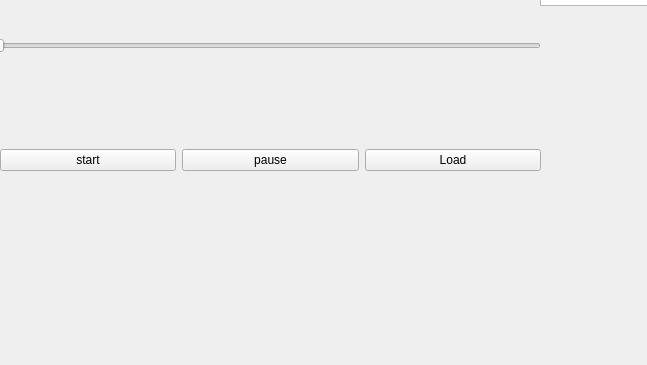
This is frontend/design.ui in yulelanmei/test-qt-interface as Qt 5 draws it before an edit; both pictures show x 0 to 647 and y 355 to 720 of the 1080 by 720 pixel window. The edited form follows.
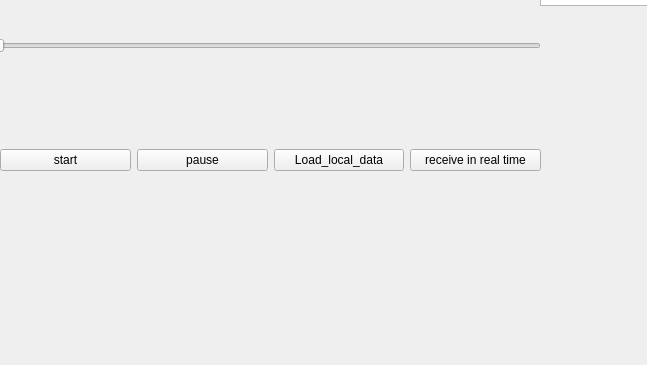
This is the edited form.

Commit message: local media completed

```diff
--- a/frontend/design.ui
+++ b/frontend/design.ui
@@ -54,7 +54,14 @@
      <item>
       <widget class="QPushButton" name="Button_load">
        <property name="text">
-        <string>Load</string>
+        <string>Load_local_data</string>
+       </property>
+      </widget>
+     </item>
+     <item>
+      <widget class="QPushButton" name="Button_receive">
+       <property name="text">
+        <string>receive in real time</string>
        </property>
       </widget>
      </item>
```
The commit also changes 4 other files.
